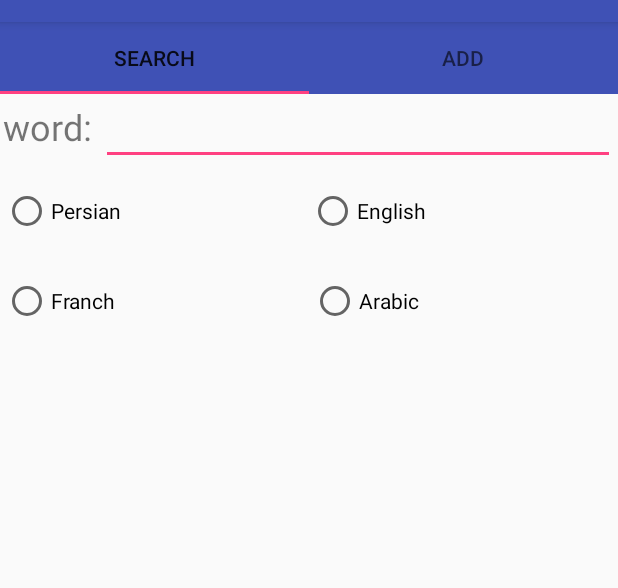
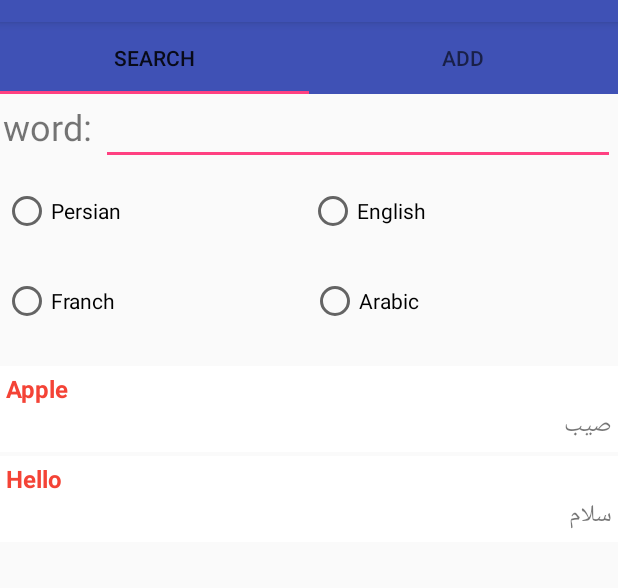
Before and after one commit to MasoudBNJ/android-dictionary-zm, an Android app: the screen it shows after launch (MainActivity), on a phone screen of 412 x 824 dp, the part 62-650 px from its top. Run offline under Robolectric (Android 15) with nearby library versions, the phone set to English and light mode, and no system bars.

```diff
--- a/app/src/main/java/org/maktab/masoudbn/dictionary/Word.java
+++ b/app/src/main/java/org/maktab/masoudbn/dictionary/Word.java
@@ -49,4 +49,6 @@ public class Word {
     public void setFrench(String french) {
         this.french = french;
     }
+
+
 }
--- a/app/src/main/java/org/maktab/masoudbn/dictionary/WordRepository.java
+++ b/app/src/main/java/org/maktab/masoudbn/dictionary/WordRepository.java
@@ -33,15 +33,15 @@ public class WordRepository {
     {
         List<Word> words = new ArrayList<>();
         Word word = new Word();
-        word.setEnglish("salam");
-        word.setFrench("salut");
-        word.setArabic("السلام");
-        word.setPersian("سلام");
+        word.setEnglish("Apple");
+        word.setFrench("Pommes");
+        word.setArabic("تفاح");
+        word.setPersian("صیب");
         words.add(word);
         Word word2 = new Word();
-        word2.setEnglish("salam");
-        word2.setFrench("salut");
-        word2.setArabic("السلام");
+        word2.setEnglish("Hello");
+        word2.setFrench("Bonjour");
+        word2.setArabic("مرحبا");
         word2.setPersian("سلام");
         words.add(word2);
         return words;
--- a/app/src/main/java/org/maktab/masoudbn/dictionary/WordsListFragment.java
+++ b/app/src/main/java/org/maktab/masoudbn/dictionary/WordsListFragment.java
@@ -85,6 +85,7 @@ public class WordsListFragment extends Fragment {
 
         recyclerViewWordsList.setLayoutManager(new LinearLayoutManager(getActivity()));
 
+        updateUI();
 
         return view;
     }
--- a/app/src/main/res/layout/fragment_search.xml
+++ b/app/src/main/res/layout/fragment_search.xml
@@ -32,15 +32,10 @@
                 android:textSize="18sp" />
         </LinearLayout>
 
+
         <LinearLayout
             android:layout_width="match_parent"
             android:layout_height="0dp"
-            android:layout_weight="2"
-            android:orientation="vertical">
-
-            <LinearLayout
-                android:layout_width="match_parent"
-                android:layout_height="match_parent"
             android:layout_weight="1"
             android:orientation="horizontal"
             android:padding="2dp">
@@ -58,11 +53,12 @@
                 android:layout_height="wrap_content"
                 android:layout_weight="1"
                 android:text="English" />
+
         </LinearLayout>
 
         <LinearLayout
             android:layout_width="match_parent"
-                android:layout_height="match_parent"
+            android:layout_height="0dp"
             android:layout_weight="1"
             android:orientation="horizontal"
             android:padding="2dp">
@@ -84,7 +80,7 @@
 
         </LinearLayout>
 
-    </LinearLayout>
+
 
     <FrameLayout
         android:id="@+id/frame_layout_words_container"
```
Also changed, not shown: app/src/main/java/org/maktab/masoudbn/dictionary/database/DictionaryBaseHelper.java (added, +35 -0 lines), app/src/main/java/org/maktab/masoudbn/dictionary/database/DictionaryDbSchema.java (added, +24 -0 lines). Lines whose indentation alone changed are shown as unchanged.
